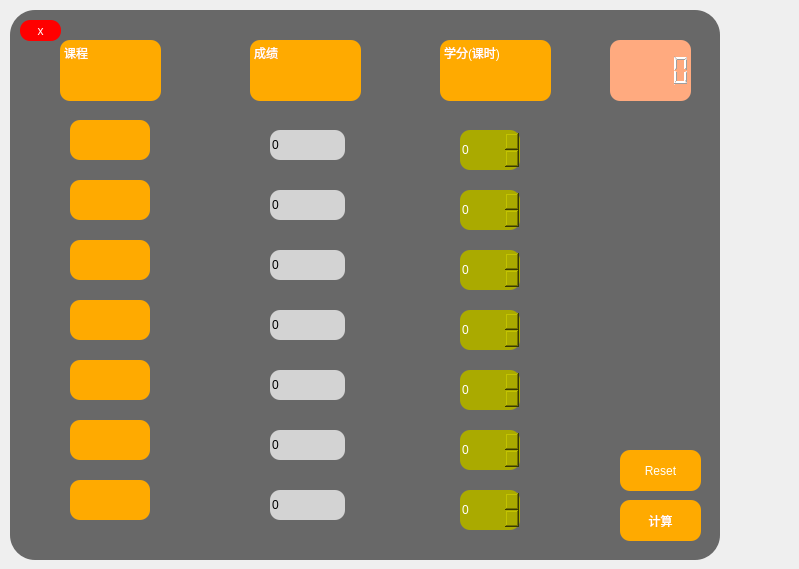
Above: youth.ui from LuoXubo/SUFE_Calculator before the change. Below: the same form after it.
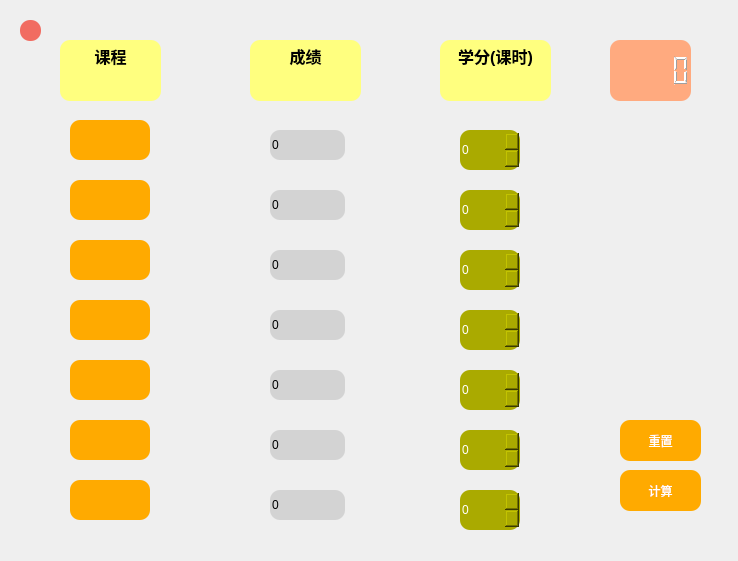
That is the form after the change. Icons and pictures are not drawn.

Patch:
```diff
--- a/youth.ui
+++ b/youth.ui
@@ -6,8 +6,8 @@
    <rect>
     <x>0</x>
     <y>0</y>
-    <width>799</width>
-    <height>569</height>
+    <width>738</width>
+    <height>561</height>
    </rect>
   </property>
   <property name="windowTitle">
@@ -24,8 +24,8 @@
    </property>
    <property name="styleSheet">
     <string notr="true">border-radius: 10px;
-background-color: rgb(255, 170, 0);
-color: rgb(255, 255, 255);
+background-color: rgb(255, 255, 127);
+color: rgb(0, 0, 0);
 font: 15pt &quot;华文楷体&quot;;</string>
    </property>
    <property name="html">
@@ -33,7 +33,7 @@
 &lt;html&gt;&lt;head&gt;&lt;meta name=&quot;qrichtext&quot; content=&quot;1&quot; /&gt;&lt;style type=&quot;text/css&quot;&gt;
 p, li { white-space: pre-wrap; }
 &lt;/style&gt;&lt;/head&gt;&lt;body style=&quot; font-family:'华文楷体'; font-size:15pt; font-weight:400; font-style:normal;&quot;&gt;
-&lt;p style=&quot; margin-top:0px; margin-bottom:0px; margin-left:0px; margin-right:0px; -qt-block-indent:0; text-indent:0px;&quot;&gt;&lt;span style=&quot; font-family:'SimSun'; font-size:9pt;&quot;&gt;课程&lt;/span&gt;&lt;/p&gt;&lt;/body&gt;&lt;/html&gt;</string>
+&lt;p align=&quot;center&quot; style=&quot; margin-top:0px; margin-bottom:0px; margin-left:0px; margin-right:0px; -qt-block-indent:0; text-indent:0px;&quot;&gt;&lt;span style=&quot; font-family:'楷体'; font-size:12pt; font-weight:600;&quot;&gt;课程&lt;/span&gt;&lt;/p&gt;&lt;/body&gt;&lt;/html&gt;</string>
    </property>
   </widget>
   <widget class="QTextBrowser" name="textBrowser_2">
@@ -47,8 +47,8 @@
    </property>
    <property name="styleSheet">
     <string notr="true">border-radius: 10px;
-background-color: rgb(255, 170, 0);
-color: rgb(255, 255, 255);
+background-color: rgb(255, 255, 127);
+color: rgb(0, 0, 0);
 font: 15pt &quot;华文楷体&quot;;</string>
    </property>
    <property name="html">
@@ -56,7 +56,7 @@
 &lt;html&gt;&lt;head&gt;&lt;meta name=&quot;qrichtext&quot; content=&quot;1&quot; /&gt;&lt;style type=&quot;text/css&quot;&gt;
 p, li { white-space: pre-wrap; }
 &lt;/style&gt;&lt;/head&gt;&lt;body style=&quot; font-family:'华文楷体'; font-size:15pt; font-weight:400; font-style:normal;&quot;&gt;
-&lt;p style=&quot; margin-top:0px; margin-bottom:0px; margin-left:0px; margin-right:0px; -qt-block-indent:0; text-indent:0px;&quot;&gt;&lt;span style=&quot; font-family:'SimSun'; font-size:9pt;&quot;&gt;成绩&lt;/span&gt;&lt;/p&gt;&lt;/body&gt;&lt;/html&gt;</string>
+&lt;p align=&quot;center&quot; style=&quot; margin-top:0px; margin-bottom:0px; margin-left:0px; margin-right:0px; -qt-block-indent:0; text-indent:0px;&quot;&gt;&lt;span style=&quot; font-family:'楷体'; font-size:12pt; font-weight:600;&quot;&gt;成绩&lt;/span&gt;&lt;/p&gt;&lt;/body&gt;&lt;/html&gt;</string>
    </property>
   </widget>
   <widget class="QTextBrowser" name="textBrowser_3">
@@ -70,8 +70,8 @@
    </property>
    <property name="styleSheet">
     <string notr="true">border-radius: 10px;
-background-color: rgb(255, 170, 0);
-color: rgb(255, 255, 255);
+background-color: rgb(255, 255, 127);
+color: rgb(0, 0, 0);
 font: 15pt &quot;华文楷体&quot;;</string>
    </property>
    <property name="html">
@@ -79,7 +79,7 @@
 &lt;html&gt;&lt;head&gt;&lt;meta name=&quot;qrichtext&quot; content=&quot;1&quot; /&gt;&lt;style type=&quot;text/css&quot;&gt;
 p, li { white-space: pre-wrap; }
 &lt;/style&gt;&lt;/head&gt;&lt;body style=&quot; font-family:'华文楷体'; font-size:15pt; font-weight:400; font-style:normal;&quot;&gt;
-&lt;p style=&quot; margin-top:0px; margin-bottom:0px; margin-left:0px; margin-right:0px; -qt-block-indent:0; text-indent:0px;&quot;&gt;&lt;span style=&quot; font-family:'SimSun'; font-size:9pt;&quot;&gt;学分(课时)&lt;/span&gt;&lt;/p&gt;&lt;/body&gt;&lt;/html&gt;</string>
+&lt;p align=&quot;center&quot; style=&quot; margin-top:0px; margin-bottom:0px; margin-left:0px; margin-right:0px; -qt-block-indent:0; text-indent:0px;&quot;&gt;&lt;span style=&quot; font-family:'楷体'; font-size:12pt; font-weight:600;&quot;&gt;学分(课时)&lt;/span&gt;&lt;/p&gt;&lt;/body&gt;&lt;/html&gt;</string>
    </property>
   </widget>
   <widget class="QTextEdit" name="textEdit">
@@ -432,25 +432,6 @@
 </string>
    </property>
   </widget>
-  <widget class="QPushButton" name="ok">
-   <property name="geometry">
-    <rect>
-     <x>620</x>
-     <y>500</y>
-     <width>81</width>
-     <height>41</height>
-    </rect>
-   </property>
-   <property name="styleSheet">
-    <string notr="true">border-radius: 10px;
-background-color: rgb(255, 170, 0);
-color: rgb(255, 255, 255);
-font: 15pt &quot;华文楷体&quot;;</string>
-   </property>
-   <property name="text">
-    <string>计算</string>
-   </property>
-  </widget>
   <widget class="QLCDNumber" name="final_grade">
    <property name="geometry">
     <rect>
@@ -466,35 +447,17 @@
 color: rgb(255, 255, 255);</string>
    </property>
   </widget>
-  <widget class="QPushButton" name="reset">
-   <property name="geometry">
-    <rect>
-     <x>620</x>
-     <y>450</y>
-     <width>81</width>
-     <height>41</height>
-    </rect>
-   </property>
-   <property name="styleSheet">
-    <string notr="true">border-radius: 10px;
-background-color: rgb(255, 170, 0);
-color: rgb(255, 255, 255);</string>
-   </property>
-   <property name="text">
-    <string>Reset</string>
-   </property>
-  </widget>
   <widget class="QWidget" name="widget" native="true">
    <property name="geometry">
     <rect>
      <x>10</x>
      <y>10</y>
-     <width>710</width>
-     <height>550</height>
+     <width>741</width>
+     <height>531</height>
     </rect>
    </property>
    <property name="styleSheet">
-    <string notr="true">background-color: rgb(104, 104, 104);
+    <string notr="true">
 border-radius: 25px;</string>
    </property>
    <widget class="QPushButton" name="close">
@@ -502,19 +465,73 @@
      <rect>
       <x>10</x>
       <y>10</y>
-      <width>41</width>
+      <width>21</width>
       <height>21</height>
      </rect>
     </property>
     <property name="styleSheet">
-     <string notr="true">background-color: rgb(255, 0, 0);
+     <string notr="true">background-color: #F16C61;
 color: rgb(255, 255, 255);
 border-radius: 10px; </string>
     </property>
     <property name="text">
-     <string>x</string>
+     <string/>
     </property>
    </widget>
+   <widget class="QWidget" name="widget_2" native="true">
+    <property name="geometry">
+     <rect>
+      <x>0</x>
+      <y>0</y>
+      <width>711</width>
+      <height>541</height>
+     </rect>
+    </property>
+    <property name="styleSheet">
+     <string notr="true">background-image : url('./youth1.jpg');
+</string>
+    </property>
+    <widget class="QPushButton" name="reset">
+     <property name="geometry">
+      <rect>
+       <x>610</x>
+       <y>410</y>
+       <width>81</width>
+       <height>41</height>
+      </rect>
+     </property>
+     <property name="styleSheet">
+      <string notr="true">border-radius: 10px;
+background-color: rgb(255, 170, 0);
+color: rgb(255, 255, 255);
+font: 14pt &quot;楷体&quot;;</string>
+     </property>
+     <property name="text">
+      <string>重置</string>
+     </property>
+    </widget>
+    <widget class="QPushButton" name="ok">
+     <property name="geometry">
+      <rect>
+       <x>610</x>
+       <y>460</y>
+       <width>81</width>
+       <height>41</height>
+      </rect>
+     </property>
+     <property name="styleSheet">
+      <string notr="true">border-radius: 10px;
+background-color: rgb(255, 170, 0);
+color: rgb(255, 255, 255);
+font: 15pt &quot;华文楷体&quot;;</string>
+     </property>
+     <property name="text">
+      <string>计算</string>
+     </property>
+    </widget>
+   </widget>
+   <zorder>widget_2</zorder>
+   <zorder>close</zorder>
   </widget>
   <zorder>widget</zorder>
   <zorder>textBrowser</zorder>
```
Left out of the diff: 2 changed lines with no effect on the pictures.
